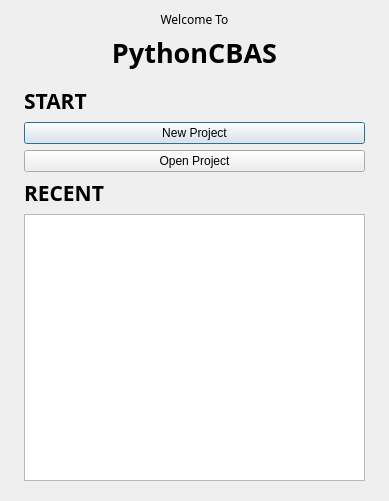
Old version of the form ui/Lobby.ui in the repository danielhsu021202/PythonCBAS.
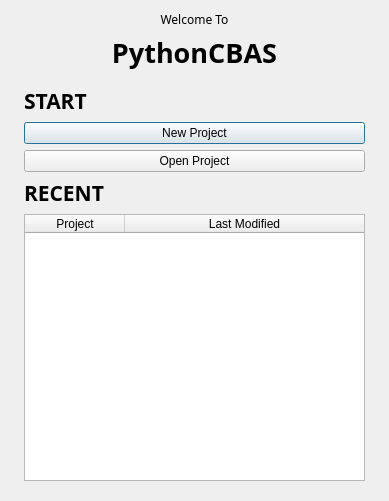
New version of the form. The open tabs and pages were chosen to show the change. Icons and pictures are not drawn.

```diff
--- a/ui/Lobby.ui
+++ b/ui/Lobby.ui
@@ -120,10 +120,29 @@
         </widget>
        </item>
        <item>
-        <widget class="QListView" name="recentProjectsList">
-         <property name="autoFillBackground">
+        <widget class="QTableWidget" name="recentlyOpenedTable">
+         <property name="horizontalScrollBarPolicy">
+          <enum>Qt::ScrollBarAlwaysOff</enum>
+         </property>
+         <property name="showGrid">
+          <bool>false</bool>
+         </property>
+         <attribute name="horizontalHeaderStretchLastSection">
           <bool>true</bool>
-         </property>
+         </attribute>
+         <attribute name="verticalHeaderVisible">
+          <bool>false</bool>
+         </attribute>
+         <column>
+          <property name="text">
+           <string>Project</string>
+          </property>
+         </column>
+         <column>
+          <property name="text">
+           <string>Last Modified</string>
+          </property>
+         </column>
         </widget>
        </item>
       </layout>
```
Left out of the diff: 2 changed lines with no effect on the pictures.
